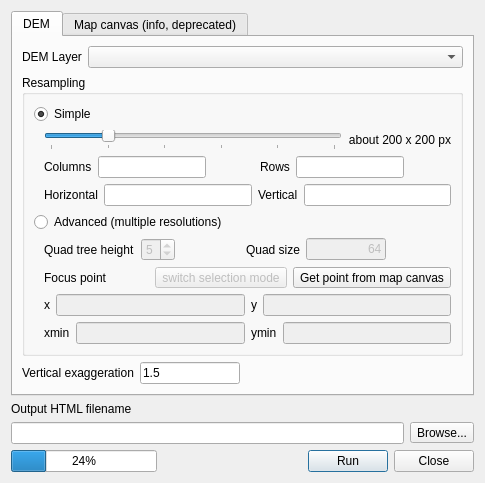
Before: the Qt Designer form qgis2threejsdialog.ui in minorua/Qgis2threejs, drawn with Qt 5.
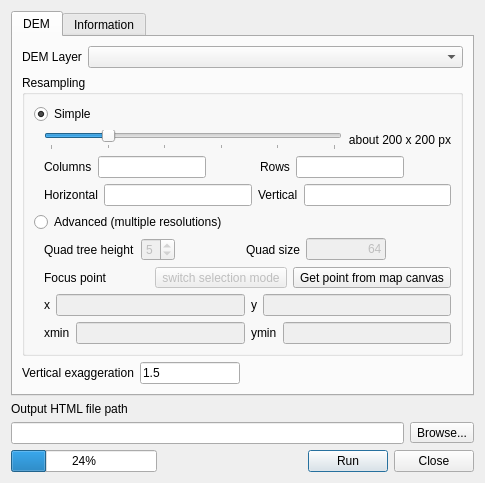
After: the same form once the commit is applied.

Commit message: settings dialog

Diff of the .ui file:
```diff
--- a/qgis2threejsdialog.ui
+++ b/qgis2threejsdialog.ui
@@ -500,7 +500,7 @@
        </widget>
        <widget class="QWidget" name="tab">
         <attribute name="title">
-         <string>Map canvas (info, deprecated)</string>
+         <string>Information</string>
         </attribute>
         <layout class="QGridLayout" name="gridLayout_5">
          <item row="0" column="0">
@@ -563,7 +563,7 @@
      <item>
       <widget class="QLabel" name="label_3">
        <property name="text">
-        <string>Output HTML filename</string>
+        <string>Output HTML file path</string>
        </property>
       </widget>
      </item>
```
The commit also changes 6 other files.
